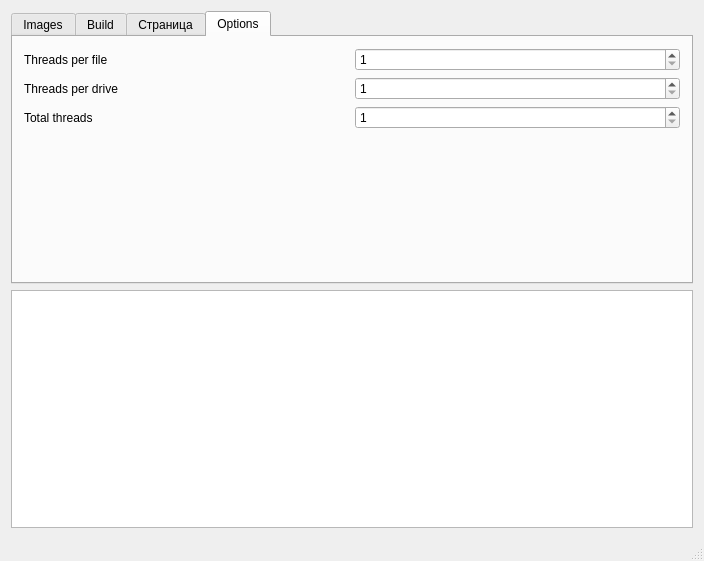
First picture: the form in app/recoverwindow.ui, repository BG4444/Raid0Recovery, before the edit.
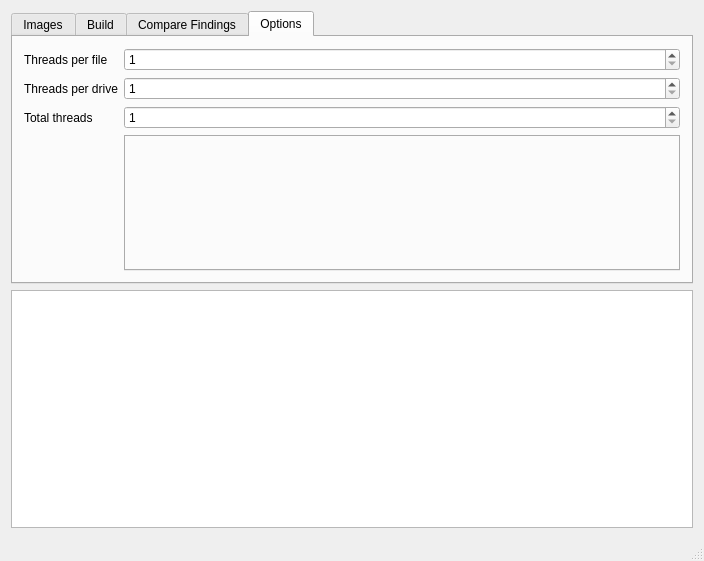
Second picture: the form after the edit. The open tabs and pages were chosen to show the change.

Commit message: add finduuid plugin

Diff of the .ui file:
```diff
--- a/app/recoverwindow.ui
+++ b/app/recoverwindow.ui
@@ -173,7 +173,7 @@
       </widget>
       <widget class="QWidget" name="tab_3">
        <attribute name="title">
-        <string>Страница</string>
+        <string>Compare Findings</string>
        </attribute>
        <layout class="QGridLayout" name="gridLayout_4">
         <item row="0" column="0">
@@ -254,19 +254,6 @@
           </property>
          </widget>
         </item>
-        <item row="3" column="0">
-         <spacer name="verticalSpacer">
-          <property name="orientation">
-           <enum>Qt::Vertical</enum>
-          </property>
-          <property name="sizeHint" stdset="0">
-           <size>
-            <width>20</width>
-            <height>40</height>
-           </size>
-          </property>
-         </spacer>
-        </item>
         <item row="2" column="0">
          <widget class="QLabel" name="label">
           <property name="text">
@@ -284,6 +271,19 @@
           </property>
          </widget>
         </item>
+        <item row="3" column="1">
+         <widget class="QTabWidget" name="pluginsSettings">
+          <property name="minimumSize">
+           <size>
+            <width>550</width>
+            <height>0</height>
+           </size>
+          </property>
+          <property name="currentIndex">
+           <number>-1</number>
+          </property>
+         </widget>
+        </item>
        </layout>
       </widget>
      </widget>
```
Left out of the diff: 16 changed lines with no effect on the pictures. The commit also changes 23 other files.
